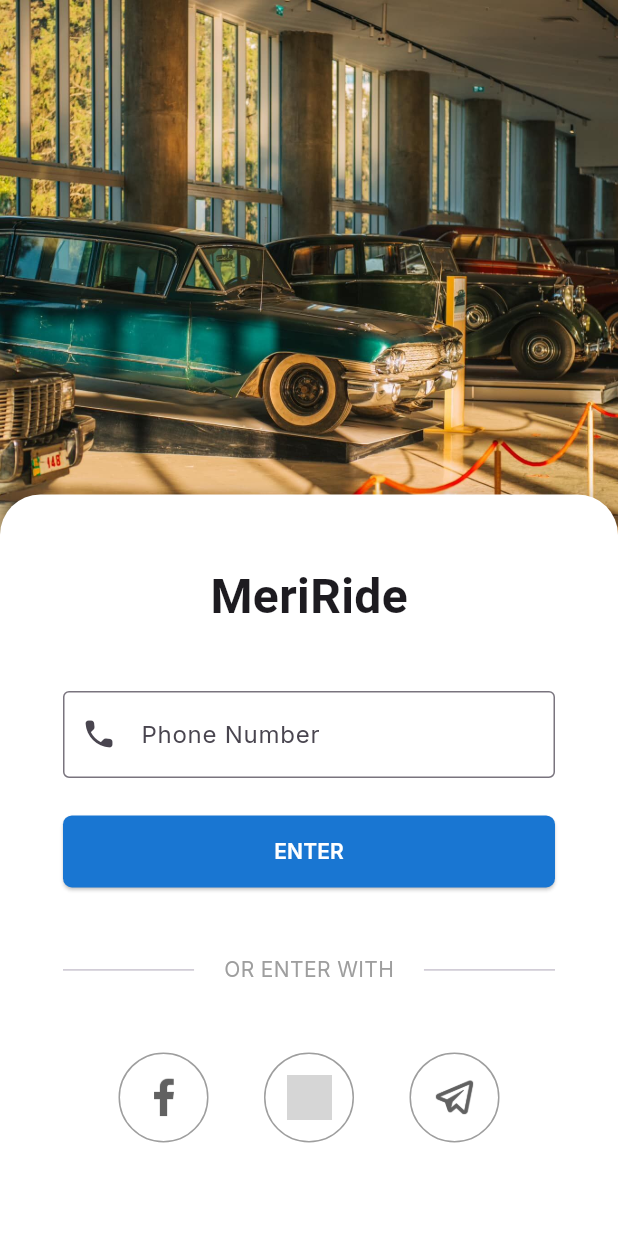
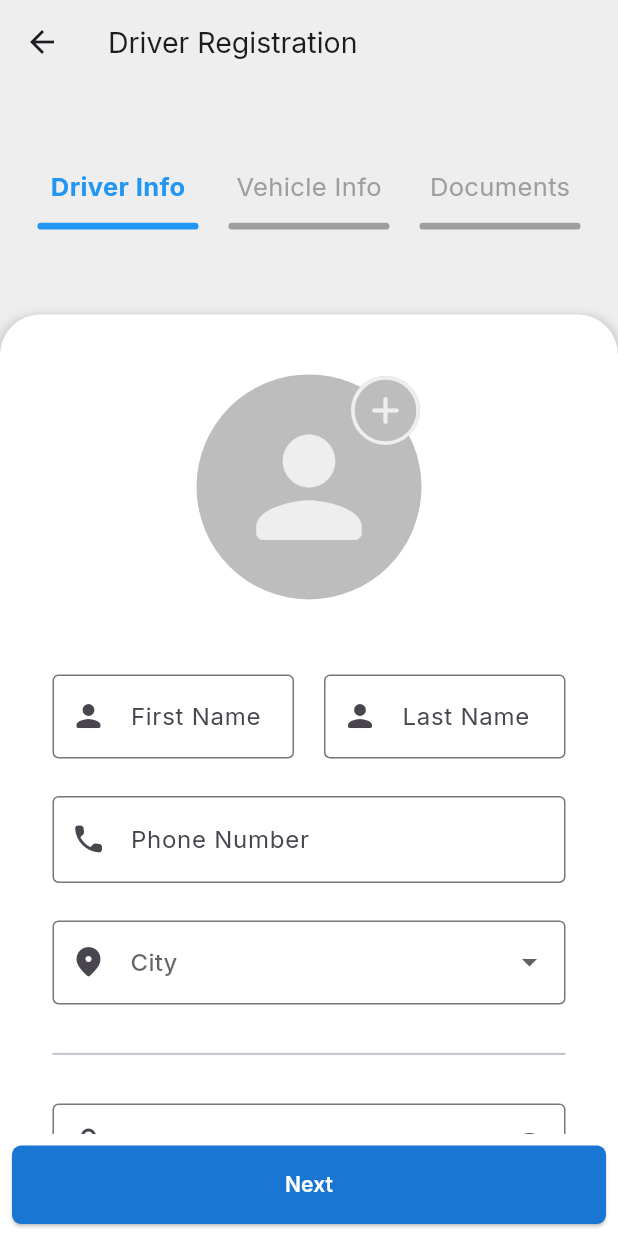
Before and after one commit to hadamard-2/MeriRide, a Flutter app: the screen it shows after launch, after a tap on "ENTER", on a phone screen of 412 x 824 dp. Run offline on Flutter 3.47's test engine with Material 3 defaults, Android fonts, the phone set to English and light mode, and no system bars; our stand-ins replace google_fonts; grey boxes are pictures that could not be loaded.

Commit message:
created driver form navigator
- designed the first form among three used in driver registration

```diff
--- /dev/null
+++ b/lib/driver_form_nav.dart
@@ -0,0 +1,147 @@
+import 'package:flutter/material.dart';
+// import 'driver_form_steps/vehicle_info.dart';
+import 'driver_form_steps/driver_info.dart';
+// import 'driver_form_steps/documents.dart';
+
+class DriverFormNavigator extends StatefulWidget {
+  const DriverFormNavigator({super.key});
+
+  @override
+  State<DriverFormNavigator> createState() => _DriverFormNavigatorState();
+}
+
+class _DriverFormNavigatorState extends State<DriverFormNavigator> {
+  final _formKey = GlobalKey<FormState>();
+
+  @override
+  Widget build(BuildContext context) {
+    return Scaffold(
+      backgroundColor: Colors.grey.shade200,
+      appBar: AppBar(
+        backgroundColor: Colors.grey.shade200,
+        title: const Text(
+          'Driver Registration',
+          style: TextStyle(fontSize: 19),
+        ),
+      ),
+      body: Column(
+        children: [
+          const Expanded(
+            flex: 1,
+            child: Padding(
+              padding: EdgeInsets.symmetric(horizontal: 15),
+              child: Row(
+                children: [
+                  ProgressIndicator(title: 'Driver Info', active: true),
+                  ProgressIndicator(title: 'Vehicle Info'),
+                  ProgressIndicator(title: 'Documents'),
+                ],
+              ),
+            ),
+          ),
+          Expanded(
+            flex: 4,
+            child: Container(
+              decoration: const BoxDecoration(
+                color: Colors.white,
+                borderRadius: BorderRadius.only(
+                  topLeft: Radius.circular(27),
+                  topRight: Radius.circular(27),
+                ),
+                boxShadow: [
+                  BoxShadow(
+                    color: Colors.black12,
+                    spreadRadius: 3,
+                    blurRadius: 4,
+                    offset: Offset(0, 3),
+                  ),
+                ],
+              ),
+              child: Column(
+                children: [
+                  Expanded(
+                    flex: 8,
+                    child: Form(
+                      key: _formKey,
+                      child:
+                          const SingleChildScrollView(child: DriverInfoForm()),
+                    ),
+                  ),
+                  Expanded(
+                    flex: 1,
+                    child: SizedBox(
+                      width: double.infinity,
+                      child: Padding(
+                        padding: const EdgeInsets.all(8),
+                        child: ElevatedButton(
+                          onPressed: () {},
+                          style: ElevatedButton.styleFrom(
+                            backgroundColor: Colors.blue.shade700,
+                            shape: RoundedRectangleBorder(
+                              borderRadius: BorderRadius.circular(6),
+                            ),
+                          ),
+                          child: const Text(
+                            'Next',
+                            style: TextStyle(
+                              color: Colors.white,
+                              fontWeight: FontWeight.w600,
+                            ),
+                          ),
+                        ),
+                      ),
+                    ),
+                  ),
+                ],
+              ),
+            ),
+          ),
+        ],
+      ),
+    );
+  }
+}
+
+class ProgressIndicator extends StatefulWidget {
+  final String title;
+  final bool active;
+
+  const ProgressIndicator(
+      {super.key, required this.title, this.active = false});
+
+  @override
+  State<ProgressIndicator> createState() => _ProgressIndicatorState();
+}
+
+class _ProgressIndicatorState extends State<ProgressIndicator> {
+  @override
+  Widget build(BuildContext context) {
+    return Expanded(
+      child: Padding(
+        padding: const EdgeInsets.symmetric(horizontal: 10),
+        child: Column(
+          mainAxisAlignment: MainAxisAlignment.center,
+          spacing: 12,
+          children: [
+            Text(
+              widget.title,
+              overflow: TextOverflow.ellipsis,
+              style: TextStyle(
+                fontWeight: widget.active ? FontWeight.bold : FontWeight.normal,
+                color: widget.active ? Colors.blue : Colors.grey,
+                fontSize: 17,
+              ),
+            ),
+            Container(
+              height: 4.5,
+              decoration: BoxDecoration(
+                color: widget.active ? Colors.blue : Colors.grey,
+                borderRadius: BorderRadius.circular(2.25),
+              ),
+            )
+          ],
+        ),
+      ),
+    );
+  }
+}
--- /dev/null
+++ b/lib/driver_form_steps/driver_info.dart
@@ -0,0 +1,150 @@
+import 'package:flutter/material.dart';
+import 'package:meri_ride/signup.dart';
+
+class DriverInfoForm extends StatefulWidget {
+  const DriverInfoForm({super.key});
+
+  @override
+  State<DriverInfoForm> createState() => _DriverInfoFormState();
+}
+
+class _DriverInfoFormState extends State<DriverInfoForm> {
+  final phoneNumController = TextEditingController();
+  List<String> cities = [
+    'Addis Ababa',
+    'Semera',
+    'Bahir Dar',
+    'Asosa',
+    'Hosaina',
+    'Dire Dawa',
+    'Gambela',
+    'Harar',
+    'Hawassa',
+    'Jijiga',
+    'Wolaita Sodo',
+    'Bonga',
+    'Mek\'ele'
+  ];
+  late String currentValue;
+  bool passwordVisible = false;
+
+  @override
+  void initState() {
+    super.initState();
+    currentValue = cities[0];
+  }
+
+  @override
+  Widget build(BuildContext context) {
+    return Padding(
+      padding: const EdgeInsets.symmetric(horizontal: 35, vertical: 40),
+      child: Column(
+        spacing: 25,
+        children: [
+          Stack(
+            children: [
+              CircleAvatar(
+                backgroundColor: Colors.grey.shade400,
+                radius: 75,
+                child: Icon(
+                  Icons.person_rounded,
+                  color: Colors.grey.shade200,
+                  size: 105,
+                ),
+              ),
+              Positioned(
+                top: 0,
+                right: 0,
+                child: IconButton(
+                  onPressed: () {},
+                  icon: Icon(
+                    Icons.add_rounded,
+                    size: 30,
+                    color: Colors.grey.shade200,
+                  ),
+                  style: IconButton.styleFrom(
+                    backgroundColor: Colors.grey.shade400,
+                    shape: CircleBorder(
+                      side: BorderSide(color: Colors.grey.shade200, width: 2.5),
+                    ),
+                  ),
+                ),
+              ),
+            ],
+          ),
+          const SizedBox(),
+          Row(
+            spacing: 20,
+            children: [
+              Expanded(
+                child: TextFormField(
+                  decoration: const InputDecoration(
+                    prefixIcon: Icon(Icons.person_rounded),
+                    labelText: 'First Name',
+                    border: OutlineInputBorder(),
+                  ),
+                ),
+              ),
+              Expanded(
+                child: TextFormField(
+                  decoration: const InputDecoration(
+                    prefixIcon: Icon(Icons.person_rounded),
+                    labelText: 'Last Name',
+                    border: OutlineInputBorder(),
+                  ),
+                ),
+              ),
+            ],
+          ),
+          PhoneNumTextField(phoneNumController: phoneNumController),
+          DropdownButtonFormField(
+            hint: const Text('City'),
+            items: cities.map((String value) {
+              return DropdownMenuItem(value: value, child: Text(value));
+            }).toList(),
+            onChanged: (newValue) {
+              setState(() {
+                currentValue = newValue.toString();
+              });
+            },
+            decoration: const InputDecoration(
+              prefixIcon: Icon(Icons.location_on_rounded),
+              border: OutlineInputBorder(),
+            ),
+          ),
+          const Divider(thickness: 1.5),
+          TextFormField(
+            obscureText: !passwordVisible,
+            decoration: InputDecoration(
+              prefixIcon: const Icon(Icons.lock_rounded),
+              suffixIcon: InkWell(
+                  onTap: () {
+                    setState(() {
+                      passwordVisible = !passwordVisible;
+                    });
+                  },
+                  child: const Icon(Icons.visibility_rounded)),
+              labelText: 'Password',
+              border: const OutlineInputBorder(),
+            ),
+          ),
+          TextFormField(
+            obscureText: !passwordVisible,
+            decoration: InputDecoration(
+              prefixIcon: const Icon(Icons.lock_rounded),
+              suffixIcon: InkWell(
+                  onTap: () {
+                    setState(() {
+                      passwordVisible = !passwordVisible;
+                    });
+                  },
+                  child: const Icon(Icons.visibility_rounded)),
+              labelText: 'Confirm Password',
+              border: const OutlineInputBorder(),
+            ),
+          ),
+        ],
+      ),
+    );
+  }
+}
--- /dev/null
+++ b/lib/driver_form_steps/vehicle_info.dart
@@ -0,0 +1,10 @@
+import 'package:flutter/material.dart';
+
+class VehicleInfoForm extends StatelessWidget {
+  const VehicleInfoForm({super.key});
+
+  @override
+  Widget build(BuildContext context) {
+    return const Placeholder();
+  }
+}
--- a/lib/signup.dart
+++ b/lib/signup.dart
@@ -2,6 +2,7 @@ import 'package:flutter/material.dart';
 import 'package:flutter/services.dart';
 import 'package:google_fonts/google_fonts.dart';
 import 'dart:async';
+import 'driver_form_nav.dart';
 
 class SignupPage extends StatefulWidget {
   const SignupPage({super.key});
@@ -94,9 +95,10 @@ class _SignupFormState extends State<SignupForm> {
     return Form(
       key: formKey,
       child: Padding(
-        padding: const EdgeInsets.symmetric(horizontal: 42, vertical: 15),
+        padding: const EdgeInsets.symmetric(horizontal: 42, vertical: 20),
         child: Column(
-          spacing: 25,
+          mainAxisAlignment: MainAxisAlignment.center,
+          spacing: 20,
           children: [
             Padding(
               padding: const EdgeInsets.only(top: 30, bottom: 15),
@@ -108,27 +110,12 @@ class _SignupFormState extends State<SignupForm> {
                 ),
               ),
             ),
-            TextFormField(
-              style: GoogleFonts.inter(fontSize: 17),
-              keyboardType: const TextInputType.numberWithOptions(),
-              inputFormatters: [
-                FilteringTextInputFormatter.digitsOnly,
-                LengthLimitingTextInputFormatter(9),
-                PhoneNumberInputFormatter(),
-              ],
-              controller: phoneNumController,
-              decoration: const InputDecoration(
-                prefixIcon: Icon(Icons.phone_rounded),
-                prefixText: '+251 ',
-                labelText: 'Phone Number',
-                border: OutlineInputBorder(),
-              ),
-            ),
+            PhoneNumTextField(phoneNumController: phoneNumController),
             SizedBox(
               width: double.infinity,
               height: 48,
               child: ElevatedButton(
-                onPressed: () {},
+                onPressed: _openDriverFormNavigator,
                 style: ElevatedButton.styleFrom(
                   backgroundColor: Colors.blue.shade700,
                   shape: RoundedRectangleBorder(
@@ -161,9 +148,9 @@ class _SignupFormState extends State<SignupForm> {
             const Row(
               mainAxisAlignment: MainAxisAlignment.spaceEvenly,
               children: [
-                SignInButton(icon: 'facebook'),
-                SignInButton(icon: 'google'),
-                SignInButton(icon: 'telegram'),
+                SignInWithButton(icon: 'facebook'),
+                SignInWithButton(icon: 'google'),
+                SignInWithButton(icon: 'telegram'),
               ],
             ),
           ],
@@ -171,12 +158,50 @@ class _SignupFormState extends State<SignupForm> {
       ),
     );
   }
+
+  _openDriverFormNavigator() {
+    Navigator.push(
+      context,
+      MaterialPageRoute(
+        builder: (context) => const DriverFormNavigator(),
+      ),
+    );
+  }
 }
 
-class SignInButton extends StatelessWidget {
+class PhoneNumTextField extends StatelessWidget {
+  const PhoneNumTextField({
+    super.key,
+    required this.phoneNumController,
+  });
+
+  final TextEditingController phoneNumController;
+
+  @override
+  Widget build(BuildContext context) {
+    return TextFormField(
+      style: GoogleFonts.inter(fontSize: 17),
+      keyboardType: const TextInputType.numberWithOptions(),
+      inputFormatters: [
+        FilteringTextInputFormatter.digitsOnly,
+        LengthLimitingTextInputFormatter(9),
+        PhoneNumberInputFormatter(),
+      ],
+      controller: phoneNumController,
+      decoration: const InputDecoration(
+        prefixIcon: Icon(Icons.phone_rounded),
+        prefixText: '+251 ',
+        labelText: 'Phone Number',
+        border: OutlineInputBorder(),
+      ),
+    );
+  }
+}
+
+class SignInWithButton extends StatelessWidget {
   final String icon;
 
-  const SignInButton({super.key, required this.icon});
+  const SignInWithButton({super.key, required this.icon});
 
   @override
   Widget build(BuildContext context) {
```
Also changed, not shown: lib/driver_form_steps/documents.dart (added), 1 other file.
